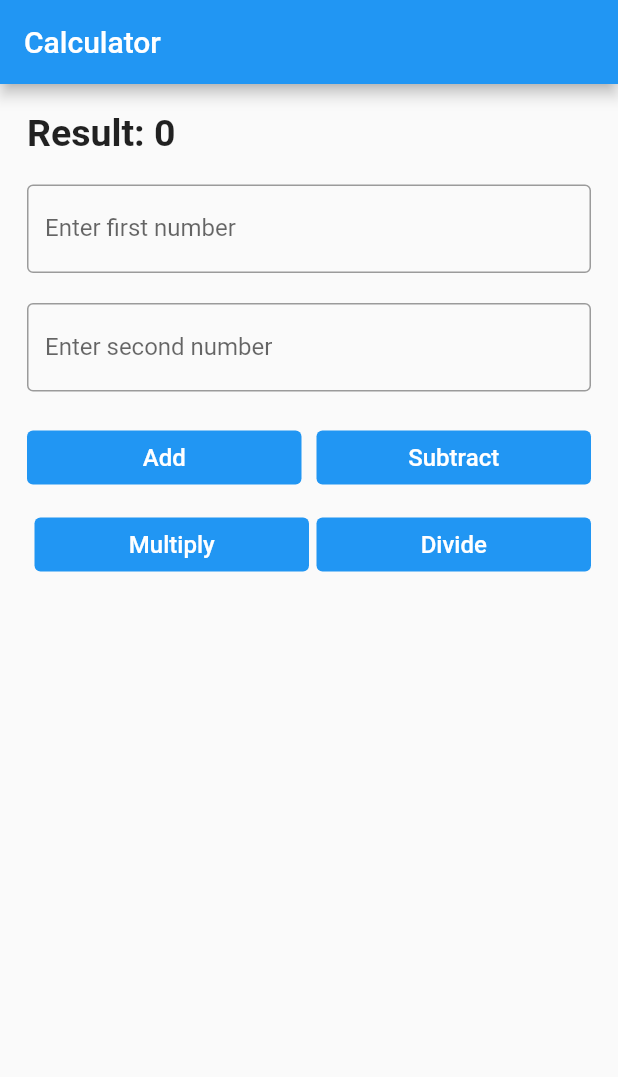
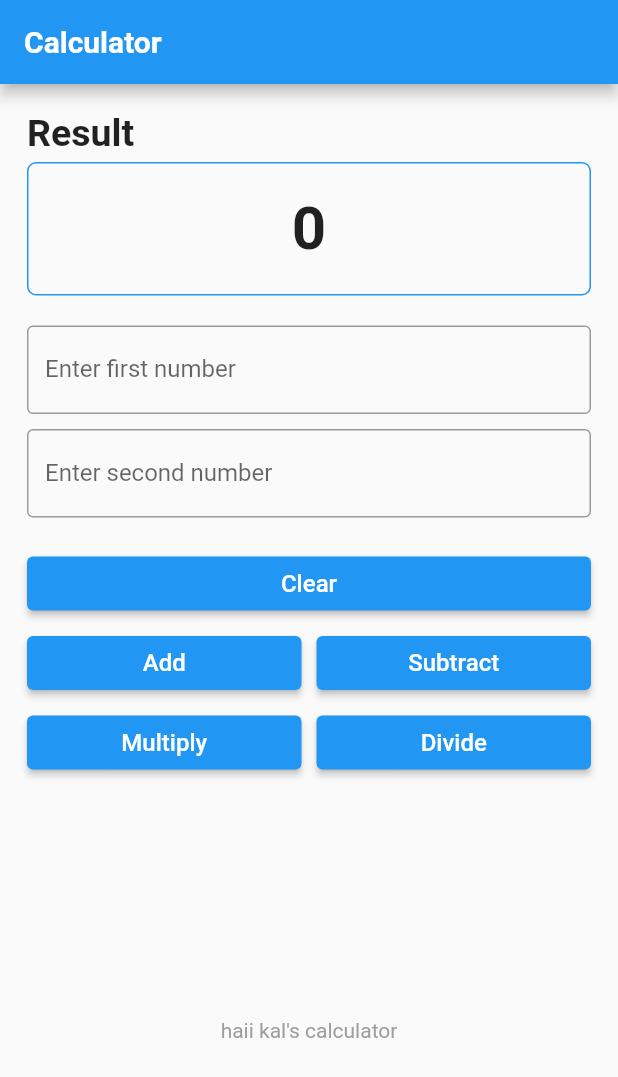
Before and after one commit to HaikalMuhammadRafli/flutter-haikal-muhammad-rafli-fundamental, a Flutter app: the screen it shows after launch, on a phone screen of 412 x 824 dp. Shown: the top 1077 px of the screen. Run offline on Flutter 3.47's test engine with Material 2 defaults, Android fonts, the phone set to English and light mode, and no system bars.

Commit message:
added math functions

```diff
--- a/lib/main.dart
+++ b/lib/main.dart
@@ -50,6 +50,56 @@ class MyHomePage extends StatefulWidget {
 }
 
 class _MyHomePageState extends State<MyHomePage> {
+  TextEditingController input1 = TextEditingController();
+  TextEditingController input2 = TextEditingController();
+
+  num? result = 0, num1 = 0, num2 = 0;
+
+  clear() {
+    setState(() {
+      input1.clear();
+      input2.clear();
+
+      result = 0;
+    });
+  }
+
+  add() {
+    setState(() {
+      num1 = num.parse(input1.text);
+      num2 = num.parse(input2.text);
+
+      result = num1! + num2!;
+    });
+  }
+
+  subtract() {
+    setState(() {
+      num1 = num.parse(input1.text);
+      num2 = num.parse(input2.text);
+
+      result = num1! - num2!;
+    });
+  }
+
+  multiply() {
+    setState(() {
+      num1 = num.parse(input1.text);
+      num2 = num.parse(input2.text);
+
+      result = num1! * num2!;
+    });
+  }
+
+  divide() {
+    setState(() {
+      num1 = num.parse(input1.text);
+      num2 = num.parse(input2.text);
+
+      result = num1! / num2!;
+    });
+  }
+
   @override
   Widget build(BuildContext context) {
     // This method is rerun every time setState is called, for instance as done
@@ -60,7 +110,12 @@ class _MyHomePageState extends State<MyHomePage> {
     // than having to individually change instances of widgets.
     return Scaffold(
       appBar: AppBar(
-        title: Text(widget.title),
+        title: Text(
+          widget.title,
+          style: const TextStyle(
+            fontWeight: FontWeight.bold,
+          ),
+        ),
       ),
       body: SingleChildScrollView(
         physics: const BouncingScrollPhysics(),
@@ -69,12 +124,12 @@ class _MyHomePageState extends State<MyHomePage> {
           child: Column(
             children: [
               Padding(
-                padding: const EdgeInsets.only(bottom: 20),
+                padding: const EdgeInsets.only(bottom: 5),
                 child: Row(
                   mainAxisAlignment: MainAxisAlignment.start,
                   children: const [
                     Text(
-                      "Result: 0",
+                      "Result",
                       style: TextStyle(
                         fontSize: 25,
                         fontWeight: FontWeight.bold,
@@ -85,11 +140,41 @@ class _MyHomePageState extends State<MyHomePage> {
               ),
               Padding(
                 padding: const EdgeInsets.only(bottom: 20),
+                child: Container(
+                  padding: const EdgeInsets.fromLTRB(10, 20, 10, 20),
+                  decoration: BoxDecoration(
+                    border: Border.all(
+                      color: Colors.blue,
+                    ),
+                    borderRadius: BorderRadius.circular(6),
+                  ),
+                  child: Row(
+                    mainAxisAlignment: MainAxisAlignment.center,
+                    children: [
+                      Flexible(
+                        child: Text(
+                          "$result",
+                          overflow: TextOverflow.fade,
+                          maxLines: 1,
+                          softWrap: false,
+                          style: const TextStyle(
+                            fontSize: 40,
+                            fontWeight: FontWeight.bold,
+                          ),
+                        ),
+                      ),
+                    ],
+                  ),
+                ),
+              ),
+              Padding(
+                padding: const EdgeInsets.only(bottom: 10),
                 child: TextField(
                   decoration: const InputDecoration(
                     border: OutlineInputBorder(),
                     labelText: 'Enter first number',
                   ),
+                  controller: input1,
                   keyboardType: TextInputType.number,
                   inputFormatters: <TextInputFormatter>[
                     FilteringTextInputFormatter.digitsOnly
@@ -103,6 +188,7 @@ class _MyHomePageState extends State<MyHomePage> {
                     border: OutlineInputBorder(),
                     labelText: 'Enter second number',
                   ),
+                  controller: input2,
                   keyboardType: TextInputType.number,
                   inputFormatters: <TextInputFormatter>[
                     FilteringTextInputFormatter.digitsOnly
@@ -110,7 +196,27 @@ class _MyHomePageState extends State<MyHomePage> {
                 ),
               ),
               Padding(
-                padding: const EdgeInsets.only(bottom: 10),
+                padding: const EdgeInsets.only(bottom: 5),
+                child: Row(
+                  children: [
+                    Expanded(
+                      child: ElevatedButton(
+                        onPressed: () {
+                          clear();
+                        },
+                        child: const Text(
+                          'Clear',
+                          style: TextStyle(
+                            fontSize: 16,
+                          ),
+                        ),
+                      ),
+                    ),
+                  ],
+                ),
+              ),
+              Padding(
+                padding: const EdgeInsets.only(bottom: 5),
                 child: Row(
                   mainAxisAlignment: MainAxisAlignment.spaceBetween,
                   children: [
@@ -118,7 +224,9 @@ class _MyHomePageState extends State<MyHomePage> {
                       child: Padding(
                         padding: const EdgeInsets.only(right: 5),
                         child: ElevatedButton(
-                          onPressed: null,
+                          onPressed: () {
+                            add();
+                          },
                           style: ButtonStyle(
                             backgroundColor:
                                 MaterialStateProperty.all<Color>(Colors.blue),
@@ -138,7 +246,9 @@ class _MyHomePageState extends State<MyHomePage> {
                       child: Padding(
                         padding: const EdgeInsets.only(left: 5),
                         child: ElevatedButton(
-                          onPressed: null,
+                          onPressed: () {
+                            subtract();
+                          },
                           style: ButtonStyle(
                             backgroundColor:
                                 MaterialStateProperty.all<Color>(Colors.blue),
@@ -158,15 +268,17 @@ class _MyHomePageState extends State<MyHomePage> {
                 ),
               ),
               Padding(
-                padding: const EdgeInsets.only(bottom: 20),
+                padding: const EdgeInsets.only(bottom: 160),
                 child: Row(
                   mainAxisAlignment: MainAxisAlignment.spaceBetween,
                   children: [
                     Expanded(
                       child: Padding(
-                        padding: const EdgeInsets.only(left: 5),
+                        padding: const EdgeInsets.only(right: 5),
                         child: ElevatedButton(
-                          onPressed: null,
+                          onPressed: () {
+                            multiply();
+                          },
                           style: ButtonStyle(
                             backgroundColor:
                                 MaterialStateProperty.all<Color>(Colors.blue),
@@ -186,14 +298,16 @@ class _MyHomePageState extends State<MyHomePage> {
                       child: Padding(
                         padding: const EdgeInsets.only(left: 5),
                         child: ElevatedButton(
-                          onPressed: null,
+                          onPressed: () {
+                            divide();
+                          },
                           style: ButtonStyle(
                             backgroundColor:
                                 MaterialStateProperty.all<Color>(Colors.blue),
                             foregroundColor:
                                 MaterialStateProperty.all<Color>(Colors.white),
                           ),
-                          child: Text(
+                          child: const Text(
                             'Divide',
                             style: TextStyle(
                               fontSize: 16,
@@ -205,6 +319,15 @@ class _MyHomePageState extends State<MyHomePage> {
                   ],
                 ),
               ),
+              const Padding(
+                padding: EdgeInsets.only(bottom: 20),
+                child: Center(
+                  child: Text(
+                    "haii kal's calculator",
+                    style: TextStyle(color: Colors.grey),
+                  ),
+                ),
+              ),
             ],
           ),
         ),
```
